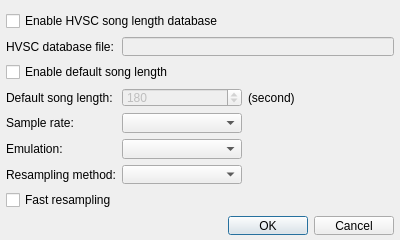
Qt form qmmp/src/plugins/Input/main/sid/settingsdialog.ui (Greedysky/TTKMusicPlayer) before a commit.
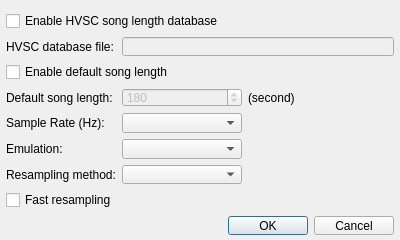
The same form after that commit.

Diff of the .ui file:
```diff
--- a/qmmp/src/plugins/Input/main/sid/settingsdialog.ui
+++ b/qmmp/src/plugins/Input/main/sid/settingsdialog.ui
@@ -68,7 +68,7 @@
    <item row="4" column="0">
     <widget class="QLabel" name="label_2">
      <property name="text">
-      <string>Sample rate:</string>
+      <string>Sample Rate (Hz):</string>
      </property>
     </widget>
    </item>
```
